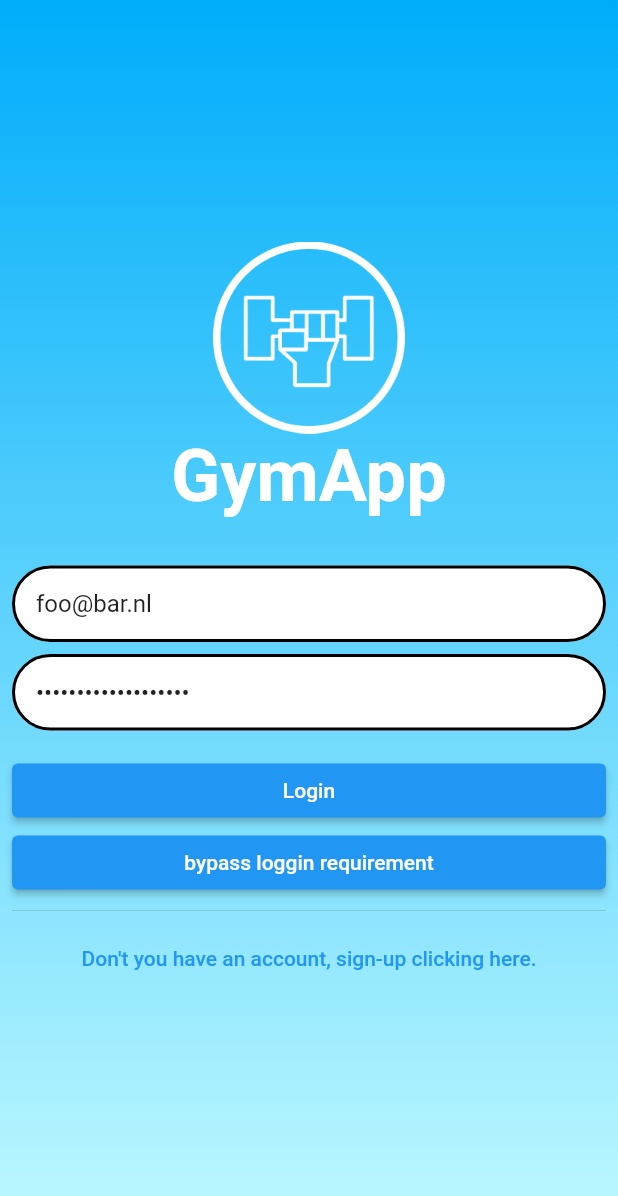
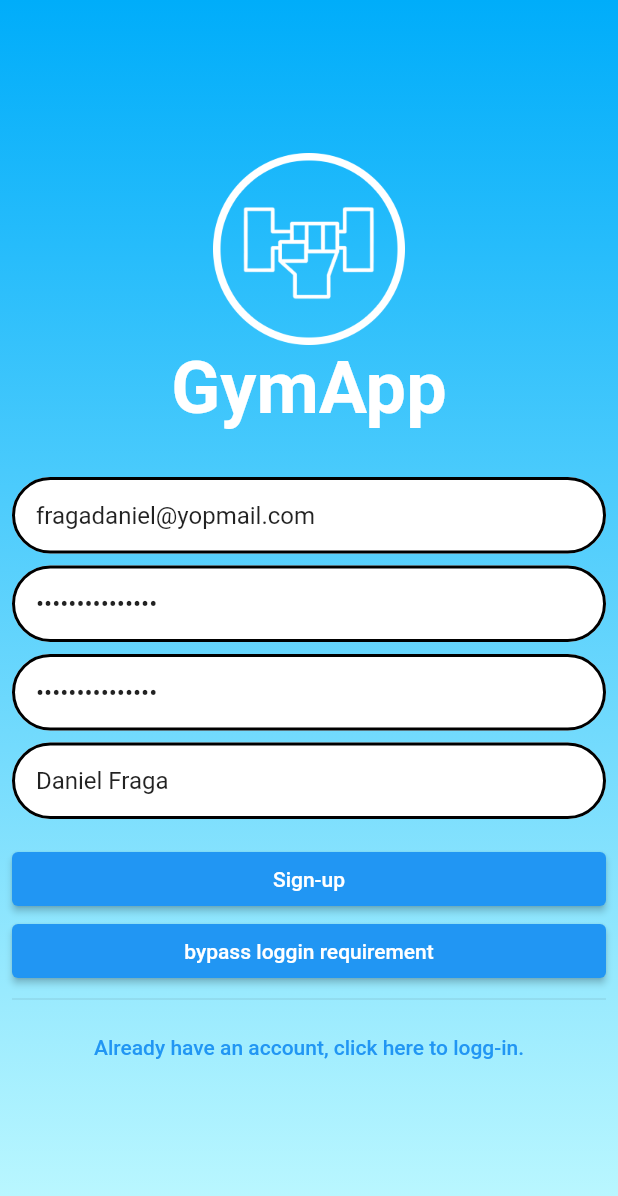
Before and after one commit to danilodequeiroz/flutter-gymapp-trail, a Flutter app: the screen it shows after launch, on a phone screen of 412 x 824 dp. Shown: the top 1196 px of the screen. Run offline on Flutter 3.47's test engine with Material 2 defaults, Android fonts, the light colour scheme and no system bars; our stand-ins replace firebase_auth, firebase_core; missing offline and left inert: logging_to_logcat; accounts and stored records are empty; generated files the repository leaves out were written again.

Commit message:
changes default state as signup; using controllers for binding input fields then use values for sign up; implements service class for firebase signup; implements method for password generation; includes some debugLogs;

```diff
--- /dev/null
+++ b/lib/_common/password_generator.dart
@@ -0,0 +1,37 @@
+import 'dart:math';
+
+String generatePassword(int size) {
+  const specialChars = r'!@#$%^&*()_-+=<>?/[]{}|';
+  const upperCaseChars = 'ABCDEFGHIJKLMNOPQRSTUVWXYZ';
+  const lowerCaseChars = 'abcdefghijklmnopqrstuvwxyz';
+  const numbers = '0123456789';
+  const four = 4;
+
+  final random = Random();
+  final password = StringBuffer();
+
+  password.write(specialChars[random.nextInt(specialChars.length)]);
+  password.write(upperCaseChars[random.nextInt(upperCaseChars.length)]);
+  password.write(lowerCaseChars[random.nextInt(lowerCaseChars.length)]);
+  password.write(numbers[random.nextInt(numbers.length)]);
+
+  for (int i = four; i < size; i++) {
+    final randomGroup = random.nextInt(four);
+    switch (randomGroup) {
+      case 0:
+        password.write(specialChars[random.nextInt(specialChars.length)]);
+        break;
+      case 1:
+        password.write(upperCaseChars[random.nextInt(upperCaseChars.length)]);
+        break;
+      case 2:
+        password.write(lowerCaseChars[random.nextInt(lowerCaseChars.length)]);
+        break;
+      case 3:
+        password.write(numbers[random.nextInt(numbers.length)]);
+        break;
+    }
+  }
+
+  return password.toString();
+}
--- /dev/null
+++ b/lib/services/auth_service.dart
@@ -0,0 +1,15 @@
+import 'package:firebase_auth/firebase_auth.dart';
+
+class AuthService {
+  final FirebaseAuth _firebase = FirebaseAuth.instance;
+
+  void postNewUser({
+        required String email,
+        required String password,
+        required String name
+  }) async {
+    UserCredential userCredential = await _firebase
+        .createUserWithEmailAndPassword(email: email, password: password);
+    userCredential.user?.updateDisplayName(name);
+  }
+}
--- a/lib/ui/ui_screen_auth.dart
+++ b/lib/ui/ui_screen_auth.dart
@@ -3,8 +3,10 @@ import 'package:flutter/material.dart';
 import 'package:flutter_gymapp/_common/colors.dart';
 import 'package:flutter_gymapp/decoration/auth_text_field_decoration.dart';
 import 'package:flutter_gymapp/localization/localization.dart';
+import 'package:flutter_gymapp/services/auth_service.dart';
 import 'package:flutter_gymapp/ui/ui_screen_gym_exercise.dart';
 import 'package:flutter_gymapp/validation/auth_form_validator.dart';
+import 'package:flutter_gymapp/_common/password_generator.dart';
 
 class ScreenAuth extends StatefulWidget {
   const ScreenAuth({super.key});
@@ -14,21 +16,24 @@ class ScreenAuth extends StatefulWidget {
 }
 
 class _ScreenAuthState extends State<ScreenAuth> {
-  bool requireLogin = true;
+  bool requireLogin = false;
   final _formKey = GlobalKey<FormState>();
 
-  TextEditingController _emailController = TextEditingController();
-  TextEditingController _passwordController = TextEditingController();
-  TextEditingController _password2Controller = TextEditingController();
-  TextEditingController _nameController = TextEditingController();
+  final TextEditingController _emailController = TextEditingController();
+  final TextEditingController _passwordController = TextEditingController();
+  final TextEditingController _password2Controller = TextEditingController();
+  final TextEditingController _nameController = TextEditingController();
+  final AuthService _authService = AuthService();
 
   @override
   void initState() {
     super.initState();
-    _emailController.text = "foo@bar.nl";
+    _emailController.text = "fragadaniel@yopmail.com";
     _nameController.text = "Daniel Fraga";
-    _passwordController.text = "34en8*ggHV!R8qw&\$#V";
-    _password2Controller.text = "34en8*ggHV!R8qw&\$#V";
+    String password = generatePassword(15);
+    debugPrint("generated password $password");
+    _passwordController.text = password;
+    _password2Controller.text = password;
   }
 
   @override
@@ -168,24 +173,28 @@ class _ScreenAuthState extends State<ScreenAuth> {
     }
   }
 
-  void validatedFormClick(){
-    if(requireLogin){
+  void validatedFormClick() {
+    if (requireLogin) {
       loginClicked();
-    }else{
+    } else {
       signupClicked();
     }
   }
 
-  void loginClicked(){
+  void loginClicked() {
     debugLogFormInputs();
   }
 
-  void signupClicked(){
-    debugLogFormInputs();
+  void signupClicked() {
+    _authService.postNewUser(
+        email: _emailController.text,
+        password: _passwordController.text,
+        name: _nameController.text);
   }
 
-  void debugLogFormInputs(){
-    debugPrint("${_emailController.text}  ${_passwordController.text} ${_password2Controller.text}  ${_nameController.text}");
+  void debugLogFormInputs() {
+    debugPrint(
+        "${_emailController.text}  ${_passwordController.text} ${_password2Controller.text}  ${_nameController.text}");
   }
 
   void navigateAndPopupFromBottomToTop() {
```
